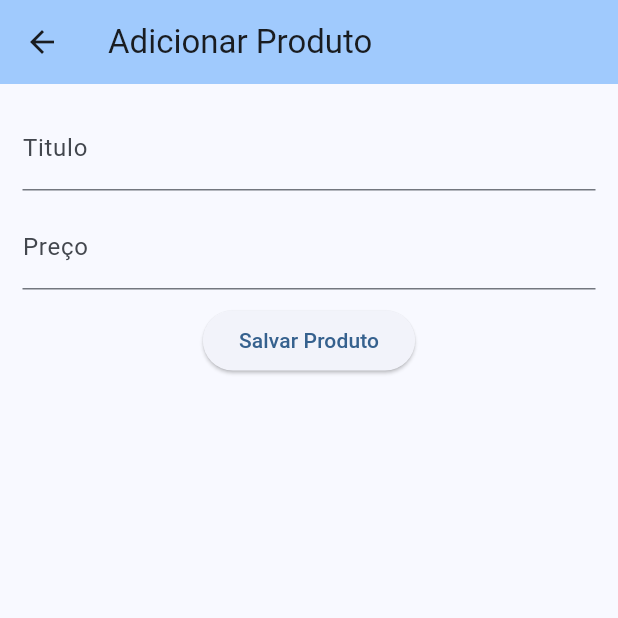
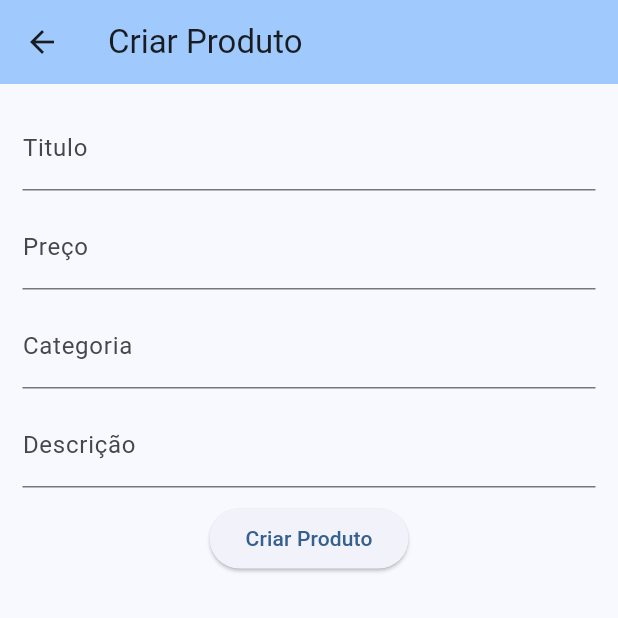
Before and after one commit to tiagohue/lojinha_flutter, a Flutter app: the CreatePage screen opened directly, on a phone screen of 412 x 824 dp, the top half of it. Run offline on Flutter 3.47's test engine with Material 3 defaults, Android fonts, the light colour scheme and no system bars; network calls fail.

Commit message:
Adição da página de criação
Apenas um layout básico, mas funcional

```diff
--- a/lib/widgets/pages/create_page.dart
+++ b/lib/widgets/pages/create_page.dart
@@ -13,7 +13,7 @@ class _CreatePageState extends State<CreatePage> {
   final titleController = TextEditingController();
   final priceController = TextEditingController();
   final categoryController = TextEditingController();
-  final imageController = TextEditingController();
+  final descriptionController = TextEditingController();
 
   @override
   Widget build(BuildContext context) {
@@ -22,7 +22,7 @@ class _CreatePageState extends State<CreatePage> {
     return Scaffold(
       appBar: AppBar(
         backgroundColor: Theme.of(context).colorScheme.inversePrimary,
-        title: Text("Adicionar Produto"),
+        title: Text("Criar Produto"),
       ),
       body: Padding(
         padding: EdgeInsetsGeometry.all(15),
@@ -38,11 +38,27 @@ class _CreatePageState extends State<CreatePage> {
               decoration: const InputDecoration(labelText: 'Preço'),
               keyboardType: TextInputType.number,
             ),
+            TextFormField(
+              controller: categoryController,
+              decoration: const InputDecoration(labelText: 'Categoria'),
+            ),
+            TextFormField(
+              controller: descriptionController,
+              decoration: const InputDecoration(labelText: 'Descrição'),
+              keyboardType: TextInputType.number,
+            ),
             ElevatedButton(
               onPressed: () {
-                debugPrint("Salvar");
+                provider.criarProduto(
+                  titleController.text,
+                  double.parse(priceController.text),
+                  categoryController.text,
+                  descriptionController.text,
+                );
+
+                Navigator.pop(context);
               },
-              child: const Text('Salvar Produto'),
+              child: const Text('Criar Produto'),
             ),
           ],
         ),
```
